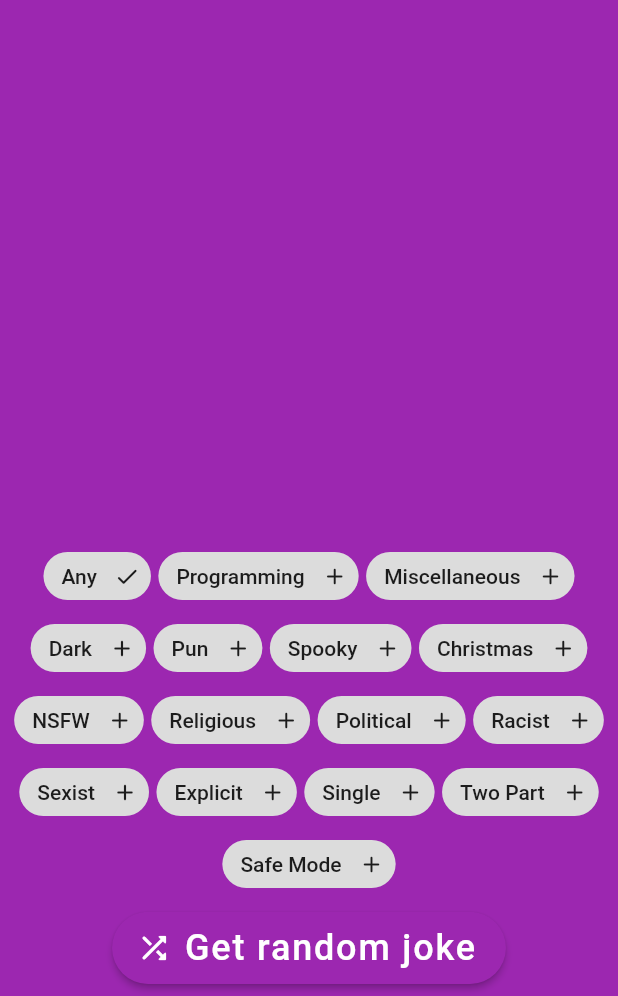
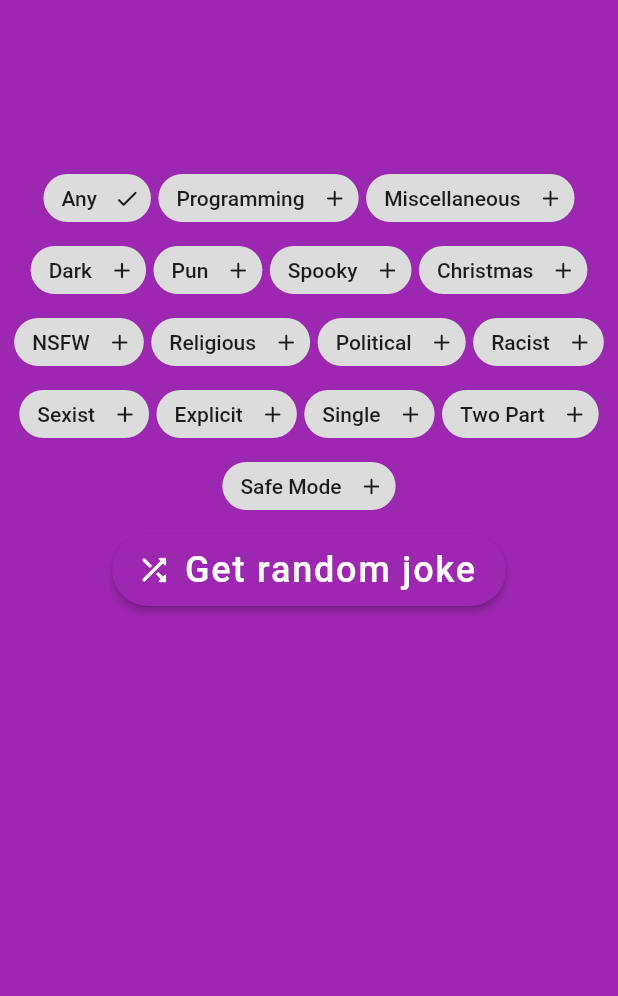
Before and after one commit to HeckCodes/randomjokes, a Flutter app: the screen it shows after launch, on a phone screen of 412 x 824 dp, the part 240-1236 px from its top. Run offline on Flutter 3.47's test engine with Material 2 defaults, Android fonts, the phone set to English and light mode, and no system bars; our stand-ins replace equatable, flutter_bloc; Roboto replaces fonts that are missing (RubikBubbles); project files that could hold a hidden picture were left out.

Commit message:
Fixed UI bugs

```diff
--- a/lib/components/joke_builder.dart
+++ b/lib/components/joke_builder.dart
@@ -77,7 +77,6 @@ class JokeBuilder extends StatelessWidget {
           return Padding(
             padding: const EdgeInsets.only(top: 56, left: 16, right: 16),
             child: Column(
-              mainAxisAlignment: MainAxisAlignment.start,
               children: state.jokeModel!.type == 'single'
                   ? [
                       Text(
--- a/lib/home_screen.dart
+++ b/lib/home_screen.dart
@@ -50,10 +50,11 @@ class _HomeScreenState extends State<HomeScreen> {
       child: SafeArea(
         child: Scaffold(
           backgroundColor: randomColor,
-          body: Column(
+          body: SingleChildScrollView(
+            child: Column(
               children: [
                 JokeBuilder(randomTextStyle: randomTextStyle),
-              const Spacer(),
+                const SizedBox(height: 100),
                 ConfigurationWidget(
                   color: randomColor,
                   textStyle: randomTextStyle,
@@ -64,6 +65,7 @@ class _HomeScreenState extends State<HomeScreen> {
             ),
           ),
         ),
+      ),
     );
   }
 }
```
Lines whose indentation alone changed are shown as unchanged.
